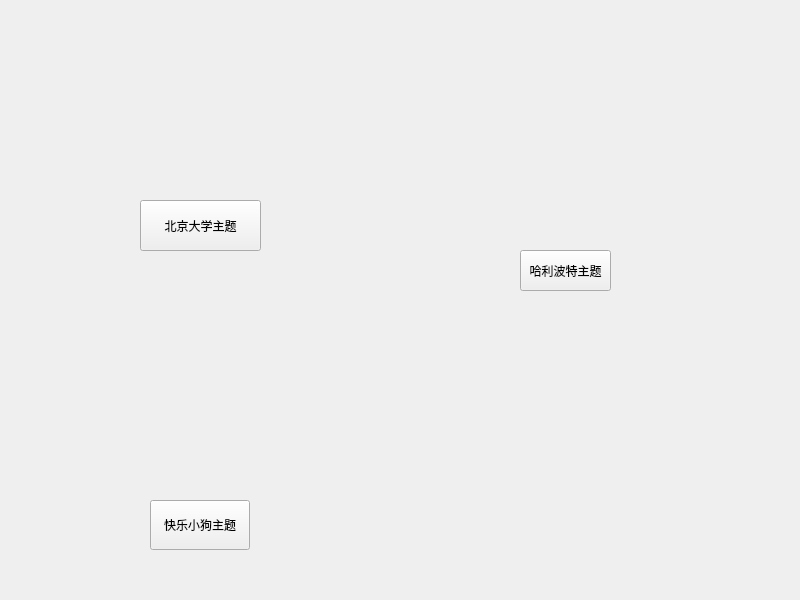
Above: realProgect/choosetheme.ui from Arthur381/QTproject before the change. Below: the same form after it.
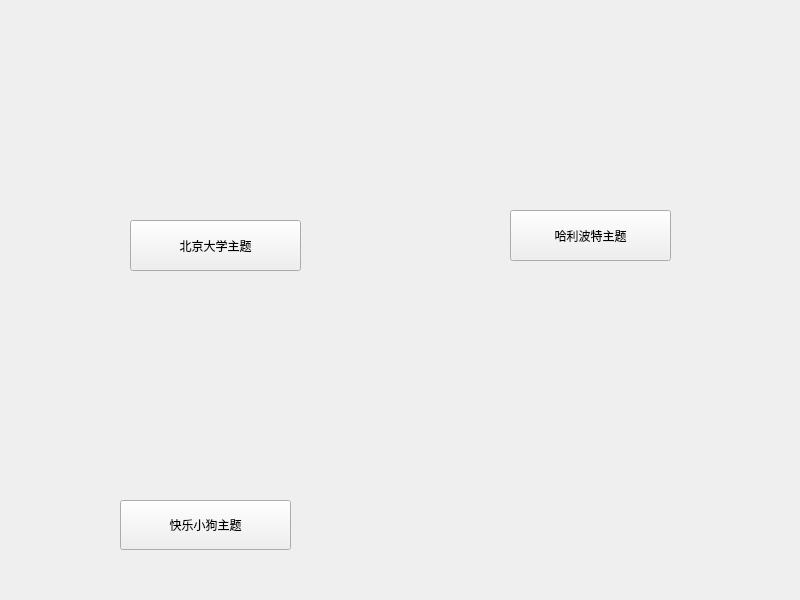
That is the form after the change.

```diff
--- a/realProgect/choosetheme.ui
+++ b/realProgect/choosetheme.ui
@@ -28,9 +28,9 @@
   <widget class="QPushButton" name="themeHP">
    <property name="geometry">
     <rect>
-     <x>150</x>
+     <x>120</x>
      <y>500</y>
-     <width>100</width>
+     <width>171</width>
      <height>50</height>
     </rect>
    </property>
@@ -79,9 +79,9 @@
   <widget class="QPushButton" name="PKU">
    <property name="geometry">
     <rect>
-     <x>140</x>
-     <y>200</y>
-     <width>121</width>
+     <x>130</x>
+     <y>220</y>
+     <width>171</width>
      <height>51</height>
     </rect>
    </property>
@@ -105,10 +105,10 @@
   <widget class="QPushButton" name="HappyDog">
    <property name="geometry">
     <rect>
-     <x>520</x>
-     <y>250</y>
-     <width>91</width>
-     <height>41</height>
+     <x>510</x>
+     <y>210</y>
+     <width>161</width>
+     <height>51</height>
     </rect>
    </property>
    <property name="text">
```
